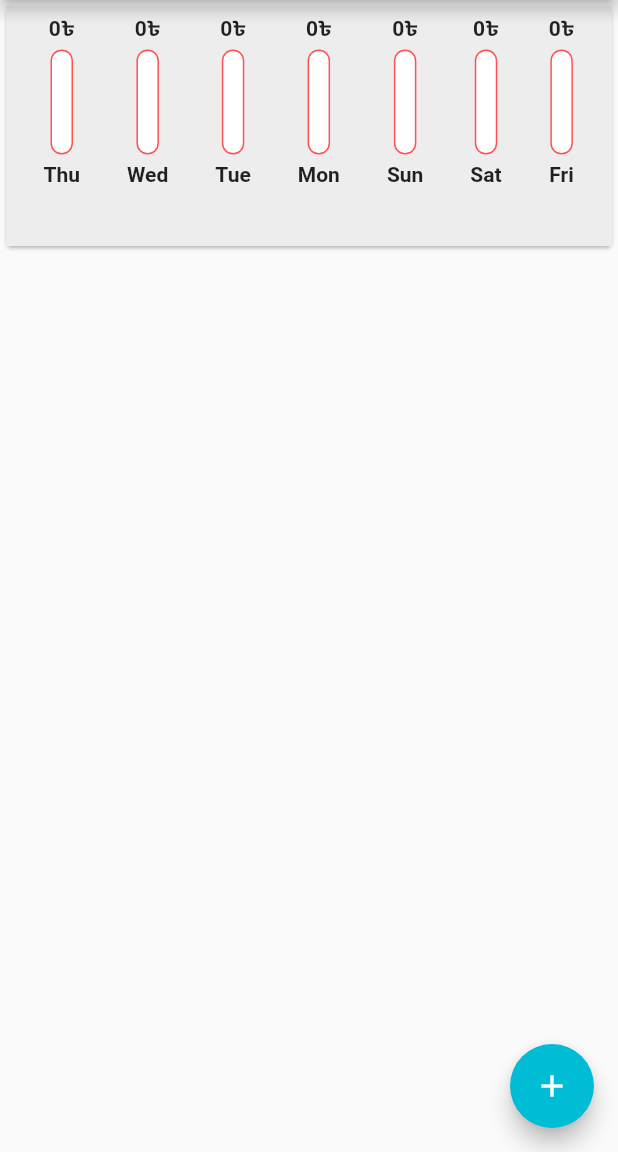
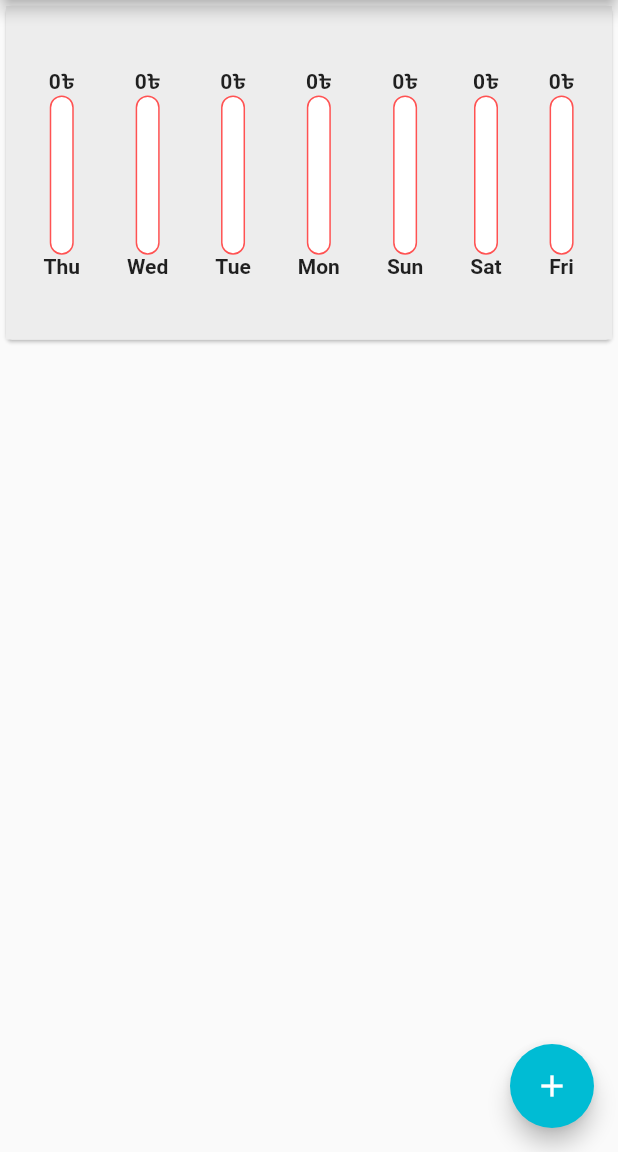
Before and after one commit to hadiuzzaman524/Weekly-Expense-List, a Flutter app: the screen it shows after launch, on a phone screen of 412 x 824 dp, the part 84-1236 px from its top. Run offline on Flutter 3.47's test engine with Material 2 defaults, Android fonts, the phone set to English and light mode, and no system bars.

Commit message:
make app is more responsive

```diff
--- a/my_expences/lib/bottomsheet.dart
+++ b/my_expences/lib/bottomsheet.dart
@@ -35,7 +35,9 @@ class _BottomSheetStyleState extends State<BottomSheetStyle> {
 
   @override
   Widget build(BuildContext context) {
-    return Container(
+    return ListView(
+      children: [
+        Container(
           color: Color(0xff757575),
           child: Container(
             decoration: BoxDecoration(
@@ -123,6 +125,8 @@ class _BottomSheetStyleState extends State<BottomSheetStyle> {
               ],
             ),
           ),
+        ),
+      ],
     );
   }
 }
--- /dev/null
+++ b/my_expences/lib/homepage.dart
@@ -0,0 +1,119 @@
+import 'package:flutter/cupertino.dart';
+import 'package:flutter/material.dart';
+import 'package:my_expences/models/chart.dart';
+import './widgets/cart_element.dart';
+import 'listitem.dart';
+import './models/transactions.dart';
+
+import 'bottomsheet.dart';
+
+class MyHomePage extends StatefulWidget {
+  @override
+  _MyHomePageState createState() => _MyHomePageState();
+}
+
+class _MyHomePageState extends State<MyHomePage> {
+  addItem(String x, double y, DateTime newDate) {
+    if (y == null) {
+      return;
+    }
+    var newItem = Transatcions(
+        id: DateTime.now().toString(),
+        title: x,
+        price: y.toInt(),
+        dateTime: newDate);
+    if (x.isEmpty || y < 1 || newDate == null) {
+      return;
+    }
+    setState(() {
+      transactionList.add(newItem);
+    });
+  }
+
+  List<Transatcions> transactionList = [];
+
+  showModalSheet(BuildContext ctx) {
+    showModalBottomSheet(
+        context: ctx,
+        builder: (btx) {
+          return BottomSheetStyle(addItem: addItem);
+        });
+  }
+
+  /*
+  make a list for last 7 days and passing it to Chart widget for building a chart
+  for 7 days expense
+   */
+  List<Transatcions> get recentTransactionList {
+    return transactionList.where((element) {
+      /*
+      here element.dateTime is previous date which store in transactionList then
+      after this days current days subtract for get difference of 7
+       */
+      return element.dateTime.isAfter(
+        DateTime.now().subtract(
+          Duration(days: 7),
+        ),
+      );
+    }).toList();
+  }
+
+  /*
+  retrive callback for removing list item
+   */
+  removeItem(String id) {
+    setState(() {
+      transactionList.removeWhere((element) {
+        return element.id == id;
+      });
+    });
+  }
+
+  @override
+  Widget build(BuildContext context) {
+    final appBar = AppBar(
+      title: Text('My Expenses'),
+    );
+
+    return SafeArea(
+      child: Scaffold(
+        floatingActionButton: Builder(
+          builder: (context) => FloatingActionButton(
+            backgroundColor: Colors.cyan,
+            onPressed: () => showModalSheet(context),
+            child: Icon(
+              Icons.add,
+              color: Colors.white,
+            ),
+          ),
+        ),
+        appBar: appBar,
+        body: SingleChildScrollView(
+          child: Column(
+            mainAxisAlignment: MainAxisAlignment.start,
+            crossAxisAlignment: CrossAxisAlignment.stretch,
+            children: [
+              Container(
+                height: (MediaQuery.of(context).size.height -
+                    appBar.preferredSize.height -
+                    MediaQuery.of(context).padding.top)*.3,
+                child: WeekChart(
+                  resentTransactions: recentTransactionList,
+                ),
+              ),
+              Container(
+                height:  (MediaQuery.of(context).size.height -
+                    appBar.preferredSize.height -
+                    MediaQuery.of(context).padding.top)*.7,
+                child: ListViewItem(
+                  transactionList: transactionList,
+                  removeItem: removeItem,
+                ),
+              ),
+            ],
+          ),
+        ),
+      ),
+    );
+  }
+}
--- a/my_expences/lib/listitem.dart
+++ b/my_expences/lib/listitem.dart
@@ -16,9 +16,7 @@ class ListViewItem extends StatelessWidget {
 
   @override
   Widget build(BuildContext context) {
-    return Container(
-      height: 500,
-      child: ListView.builder(
+    return ListView.builder(
         itemBuilder: (context, index) {
           var list = transactionList[index];
           return CartElements(
@@ -30,7 +28,6 @@ class ListViewItem extends StatelessWidget {
           );
         },
         itemCount: transactionList.length,
-      ),
     );
   }
 }
--- a/my_expences/lib/main.dart
+++ b/my_expences/lib/main.dart
@@ -1,78 +1,11 @@
 import 'package:flutter/material.dart';
-import 'package:my_expences/models/chart.dart';
-import './widgets/cart_element.dart';
-import 'listitem.dart';
-import './models/transactions.dart';
-
-import 'bottomsheet.dart';
+import 'package:my_expences/homepage.dart';
 
 void main() {
   runApp(MyApp());
 }
 
-class MyApp extends StatefulWidget {
-  @override
-  _MyAppState createState() => _MyAppState();
-}
-
-class _MyAppState extends State<MyApp> {
-  addItem(String x, double y, DateTime newDate) {
-    if (y == null) {
-      return;
-    }
-    var newItem = Transatcions(
-        id: DateTime.now().toString(),
-        title: x,
-        price: y.toInt(),
-        dateTime: newDate);
-    if (x.isEmpty || y < 1 || newDate == null) {
-      return;
-    }
-    setState(() {
-      transactionList.add(newItem);
-    });
-  }
-
-  List<Transatcions> transactionList = [
-  ];
-
-  showModalSheet(BuildContext ctx) {
-    showModalBottomSheet(
-        context: ctx,
-        builder: (btx) {
-          return BottomSheetStyle(addItem: addItem);
-        });
-  }
-
-  /*
-  make a list for last 7 days and passing it to Chart widget for building a chart
-  for 7 days expense
-   */
-  List<Transatcions> get recentTransactionList {
-    return transactionList.where((element) {
-      /*
-      here element.dateTime is previous date which store in transactionList then
-      after this days current days subtract for get difference of 7
-       */
-      return element.dateTime.isAfter(
-        DateTime.now().subtract(
-          Duration(days: 7),
-        ),
-      );
-    }).toList();
-  }
-
-  /*
-  retrive callback for removing list item
-   */
-  removeItem(String id) {
-    setState(() {
-      transactionList.removeWhere((element) {
-        return element.id == id;
-      });
-    });
-  }
-
+class MyApp extends StatelessWidget {
   @override
   Widget build(BuildContext context) {
     return MaterialApp(
@@ -82,39 +15,7 @@ class _MyAppState extends State<MyApp> {
         ),
       ),
       debugShowCheckedModeBanner: false,
-      home: SafeArea(
-        child: Scaffold(
-          floatingActionButton: Builder(
-            builder: (context) => FloatingActionButton(
-              backgroundColor: Colors.cyan,
-              onPressed: () => showModalSheet(context),
-              child: Icon(
-                Icons.add,
-                color: Colors.white,
-              ),
-            ),
-          ),
-          appBar: AppBar(
-            title: Text('My Expenses'),
-          ),
-          body: SingleChildScrollView(
-            child: Column(
-              mainAxisAlignment: MainAxisAlignment.start,
-              crossAxisAlignment: CrossAxisAlignment.stretch,
-              children: [
-                WeekChart(
-                  resentTransactions: recentTransactionList,
-                ),
-
-                ListViewItem(
-                  transactionList: transactionList,
-                  removeItem: removeItem,
-                ),
-              ],
-            ),
-          ),
-        ),
-      ),
+      home: MyHomePage(),
     );
   }
 }
--- a/my_expences/lib/models/chart.dart
+++ b/my_expences/lib/models/chart.dart
@@ -43,7 +43,6 @@ class WeekChart extends StatelessWidget {
       child: Container(
         padding: EdgeInsets.symmetric(horizontal: 25, vertical: 5.0),
         color: Color(0xffededed),
-        height: 160,
         child: Row(
           mainAxisAlignment: MainAxisAlignment.spaceBetween,
           children: [
--- a/my_expences/lib/widgets/chart_item.dart
+++ b/my_expences/lib/widgets/chart_item.dart
@@ -10,9 +10,15 @@ class ChartItem extends StatelessWidget {
 
   @override
   Widget build(BuildContext context) {
-
     //print(percentage);
+    return LayoutBuilder(
+      /*
+      Here LayoutBuilder help us measure dynamically height and width with
+      his consstrains property,
+       */
+      builder: (context, constrains) {
         return Column(
+          mainAxisAlignment: MainAxisAlignment.center,
           children: [
             Text(
               '${amount.toString()}৳',
@@ -22,11 +28,11 @@ class ChartItem extends StatelessWidget {
               ),
             ),
             SizedBox(
-          height: 5,
+              height:constrains.minHeight*.04,
             ),
             Container(
-          height: 70,
-          width: 15,
+              height: constrains.maxHeight*.5,
+              width: 16,
               decoration: BoxDecoration(
                 color: Colors.white,
                 border: Border.all(color: Colors.redAccent, width: 1),
@@ -46,7 +52,7 @@ class ChartItem extends StatelessWidget {
               ),
             ),
             SizedBox(
-          height: 5,
+              height:constrains.minHeight*.04,
             ),
             Text(
               name.toString(),
@@ -57,5 +63,7 @@ class ChartItem extends StatelessWidget {
             )
           ],
         );
+      },
+    );
   }
 }
```
Lines whose indentation alone changed are shown as unchanged.
